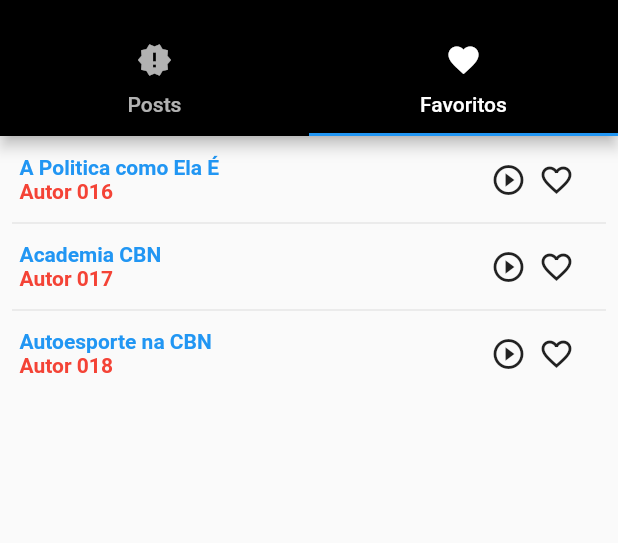
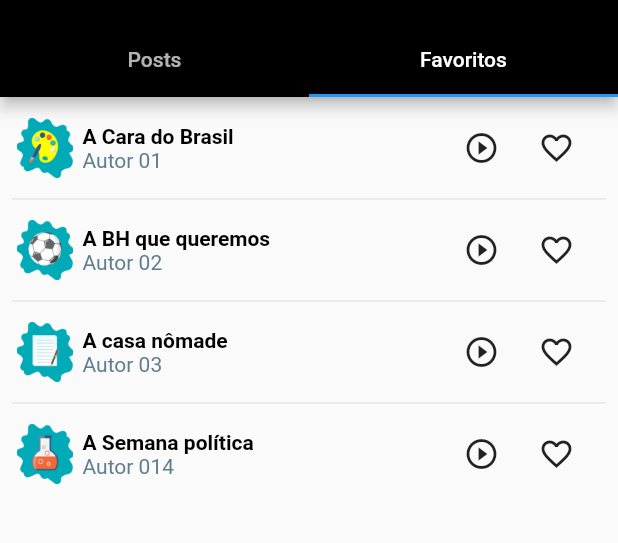
Before and after one commit to etepdcast/pdcast, a Flutter app: the screen it shows after launch, tab 2 chosen, on a phone screen of 412 x 824 dp, the part 59-602 px from its top. Run offline on Flutter 3.47's test engine with Material 2 defaults, Android fonts, the phone set to English and light mode, and no system bars; our stand-ins replace cloud_firestore, firebase_auth, splashscreen; accounts and stored records are empty.

Commit message:
Incones clicaveis e imagens de acordo canal

```diff
--- a/pdcast/lib/src/model/podCast.dart
+++ b/pdcast/lib/src/model/podCast.dart
@@ -1,3 +1,5 @@
+import 'package:pdcast/src/model/canal.dart';
+
 class PodCast {
 
   // atributos
@@ -5,9 +7,10 @@
   String autor;
   String pathAudio;
   String pathICon;
+  Canal canal;
 
   // construtor
-  PodCast({this.nome, this.autor, this.pathAudio, this.pathICon});
+  PodCast({this.nome, this.autor, this.pathAudio, this.pathICon, this.canal});
 
 /*
 Arquivo:
--- a/pdcast/lib/src/ui/canal_page.dart
+++ b/pdcast/lib/src/ui/canal_page.dart
@@ -3,9 +3,9 @@
 import 'package:pdcast/src/model/canal.dart';
 import 'package:pdcast/src/ui/canal_lista_page.dart';
 import 'package:pdcast/src/ui/widgets/titulo_widget.dart';
+import 'package:pdcast/src/utils/utils.dart';
 
 class CanalPage extends StatefulWidget {
-
   final Canal canal;
 
   CanalPage(this.canal);
@@ -14,9 +14,8 @@
   _CanalPageState createState() => _CanalPageState();
 }
 
-class _CanalPageState extends State<CanalPage> with SingleTickerProviderStateMixin{
-
-
+class _CanalPageState extends State<CanalPage>
+    with SingleTickerProviderStateMixin {
   GlobalKey<FormState> _key = new GlobalKey();
   bool _validate = false;
   String _nome, _resumo, _categoria;
@@ -32,8 +31,17 @@
   /*
    * LISTAR CATEGORIAS
    */
-  List _categorias =
-  ["Português", "Matemática", "Fisica", "Química", "Biologia"];
+  List _categorias = [
+    Utils.categoriaArte,
+    Utils.categoriaBiologia,
+    Utils.categoriaFisica,
+    Utils.categoriaGeografia,
+    Utils.categoriaHistoria,
+    Utils.categoriaIngles,
+    Utils.categoriaMatematica,
+    Utils.categoriaPortugues,
+    Utils.categoriaQuimica
+  ];
 
   List<DropdownMenuItem<String>> _dropDownMenuItems;
 
@@ -43,10 +51,7 @@
     for (String city in _categorias) {
       // here we are creating the drop down menu items, you can customize the item right here
       // but I'll just use a simple text for this
-      items.add(new DropdownMenuItem(
-          value: city,
-          child: new Text(city)
-      ));
+      items.add(new DropdownMenuItem(value: city, child: new Text(city)));
     }
     return items;
   }
@@ -54,9 +59,8 @@
   // Seta na categoria a selecionada
   void changedDropDownItem(String selected) {
     setState(() {
-      _categoria= selected;
+      _categoria = selected;
       print("categoria: $_categoria");
-
     });
   }
 
@@ -64,10 +68,8 @@
    * SALVAR CANAL
    */
   _salvarDados() {
-
     if (_key.currentState.validate()) {
-
-      if ( _categoria.isEmpty ) {
+      if (_categoria.isEmpty) {
         setState(() {
           _mensagemErro = "Preencha a senha! digite mais de 6 caracteres";
         });
@@ -79,32 +81,27 @@
       print("resumo  $_resumo");
       print("categoria:  $_categoria");
 
-      DateTime now= DateTime.now();
+      DateTime now = DateTime.now();
 
       // Salva os dados no firebase
-      Firestore.instance.collection("canais").add(
-        {
-          "nome":_nome,
+      Firestore.instance.collection("canais").add({
+        "nome": _nome,
         "resumo": _resumo,
         "categoria": _categoria,
         "dataCriacao": "$now.day/$now.month/'$now.year",
         "idCriador": "IDCRIADOR",
-        }
-
-      ).then((onValue){
-        Navigator.push(context,
+      }).then((onValue) {
+        Navigator.push(
+          context,
           MaterialPageRoute(builder: (context) => CanalListaPage()),
         );
-
       }).catchError((error) {
-        print("erro app: " + error.toString() );
+        print("erro app: " + error.toString());
         setState(() {
-        _mensagemErro = "Erro ao cadastrar o canal, verifique os campos e tente novamente!";
-        }
-      );
-
+          _mensagemErro =
+              "Erro ao cadastrar o canal, verifique os campos e tente novamente!";
         });
-
+      });
     } else {
       // erro de validação
       setState(() {
@@ -120,12 +117,11 @@
         appBar: new AppBar(
             backgroundColor: Colors.black,
             title: Text('PdCast > Meu canal'),
-
             automaticallyImplyLeading: true,
-          leading: IconButton(icon:Icon(Icons.arrow_back),
-            onPressed:() => Navigator.pop(context, false),
-          )
-        ),
+            leading: IconButton(
+              icon: Icon(Icons.arrow_back),
+              onPressed: () => Navigator.pop(context, false),
+            )),
         body: new SingleChildScrollView(
           child: new Container(
             margin: new EdgeInsets.all(15.0),
@@ -140,18 +136,14 @@
     );
   }
 
-
-
   // Monta o formulárioblzMas
   Widget _formUI() {
     return Column(
       children: <Widget>[
         TituloWidget(texto: "Cadastrar canal"),
         TextFormField(
-          decoration: InputDecoration(
-            hintText: 'Nome',
-            border: OutlineInputBorder()
-          ),
+          decoration:
+              InputDecoration(hintText: 'Nome', border: OutlineInputBorder()),
           keyboardType: TextInputType.text,
           maxLength: 40,
           validator: _validarNome,
@@ -160,16 +152,14 @@
           },
         ),
         TextFormField(
-            decoration: InputDecoration(hintText: 'Resumo',
-              border: OutlineInputBorder()
-            ),
+            decoration: InputDecoration(
+                hintText: 'Resumo', border: OutlineInputBorder()),
             maxLines: 5,
             maxLength: 300,
             validator: _validarDescricao,
             onSaved: (String val) {
               _resumo = val;
-            }
-          ),
+            }),
         DropdownButton(
           value: _categoria,
           items: _dropDownMenuItems,
@@ -189,10 +179,7 @@
         Center(
           child: Text(
             _mensagemErro,
-            style: TextStyle(
-                color: Colors.blue,
-                fontSize: 20
-            ),
+            style: TextStyle(color: Colors.blue, fontSize: 20),
           ),
         )
       ],
@@ -216,5 +203,4 @@
     }
     return null;
   }
-
 }
--- a/pdcast/lib/src/ui/home_page.dart
+++ b/pdcast/lib/src/ui/home_page.dart
@@ -67,11 +67,11 @@
               tabs: [
                 Tab(
                   text: 'Posts',
-                  icon: Icon(Icons.new_releases)
+                  // icon: Icon(Icons.new_releases)
                 ),
                 Tab(
                   text: 'Favoritos',
-                  icon: Icon(Icons.favorite)
+                  // icon: Icon(Icons.favorite)
                 ),
                 // Tab(
                 //   text: 'Downloads',
--- a/pdcast/lib/src/ui/widgets/aba_favoritos_widget.dart
+++ b/pdcast/lib/src/ui/widgets/aba_favoritos_widget.dart
@@ -1,6 +1,8 @@
 import 'package:flutter/material.dart';
+import 'package:pdcast/src/model/canal.dart';
 import 'package:pdcast/src/model/podCast.dart';
 import 'package:pdcast/src/ui/widgets/pod_cast_widget.dart';
+import 'package:pdcast/src/utils/utils.dart';
 
 class AbaFavoritosWidget extends StatefulWidget {
   @override
@@ -9,9 +11,10 @@
 
 class _AbaFavoritosWidgetState extends State<AbaFavoritosWidget> {
 final List<PodCast> podcasts = <PodCast>[
-    PodCast(nome: 'A Politica como Ela É', autor: 'Autor 016'),
-    PodCast(nome: 'Academia CBN', autor: 'Autor 017'),
-    PodCast(nome: 'Autoesporte na CBN', autor: 'Autor 018'),
+    PodCast(nome: 'A Cara do Brasil', autor: 'Autor 01', canal: Canal(categoria: Utils.categoriaArte)),
+    PodCast(nome: 'A BH que queremos', autor: 'Autor 02', canal: Canal(categoria: Utils.categoriaMatematica)),
+    PodCast(nome: 'A casa nômade', autor: 'Autor 03', canal: Canal(categoria: Utils.categoriaPortugues)),
+    PodCast(nome: 'A Semana política', autor: 'Autor 014', canal: Canal(categoria: Utils.categoriaQuimica)),
   ];
 
   @override
--- a/pdcast/lib/src/ui/widgets/aba_posts_widget.dart
+++ b/pdcast/lib/src/ui/widgets/aba_posts_widget.dart
@@ -1,6 +1,8 @@
 import 'package:flutter/material.dart';
+import 'package:pdcast/src/model/canal.dart';
 import 'package:pdcast/src/model/podCast.dart';
 import 'package:pdcast/src/ui/widgets/pod_cast_widget.dart';
+import 'package:pdcast/src/utils/utils.dart';
 
 class AbaPostsWidget extends StatefulWidget {
   @override
@@ -10,14 +12,17 @@
 class _AbaPostsWidgetState extends State<AbaPostsWidget> {
 
  final List<PodCast> podcasts = <PodCast>[
-    PodCast(nome: 'A Cara do Brasil', autor: 'Autor 01'),
-    PodCast(nome: 'A BH que queremos', autor: 'Autor 02'),
-    PodCast(nome: 'A casa nômade', autor: 'Autor 03'),
-    PodCast(nome: 'A Semana política', autor: 'Autor 014'),
-    PodCast(nome: 'A nossa lingua de todo dia', autor: 'Autor 015'),
-    PodCast(nome: 'A Politica como Ela É', autor: 'Autor 016'),
-    PodCast(nome: 'Academia CBN', autor: 'Autor 017'),
-    PodCast(nome: 'Autoesporte na CBN', autor: 'Autor 018'),
+    PodCast(nome: 'A Cara do Brasil', autor: 'Autor 01', canal: Canal(categoria: Utils.categoriaArte)),
+    PodCast(nome: 'A BH que queremos', autor: 'Autor 02', canal: Canal(categoria: Utils.categoriaMatematica)),
+    PodCast(nome: 'A casa nômade', autor: 'Autor 03', canal: Canal(categoria: Utils.categoriaPortugues)),
+    PodCast(nome: 'A Semana política', autor: 'Autor 014', canal: Canal(categoria: Utils.categoriaQuimica)),
+    PodCast(nome: 'A nossa lingua de todo dia', autor: 'Autor 015', canal: Canal(categoria: Utils.categoriaHistoria)),
+    PodCast(nome: 'A Politica como Ela É', autor: 'Autor 016', canal: Canal(categoria: Utils.categoriaIngles)),
+    PodCast(nome: 'Academia CBN', autor: 'Autor 017', canal: Canal(categoria: Utils.categoriaGeografia)),
+    PodCast(nome: 'Autoesporte na CBN', autor: 'Autor 018', canal: Canal(categoria: Utils.categoriaBiologia)),
+    PodCast(nome: 'Educação ', autor: 'Autor 9384857', canal: Canal(categoria: Utils.categoriaMatematica)),
+    PodCast(nome: 'Celulas', autor: 'Paulo Rafael Lopes', canal: Canal(categoria: Utils.categoriaBiologia)),
+
   ];
 
   // final List<String> entries = <String>['Post A', 'Post B',
--- a/pdcast/lib/src/ui/widgets/pod_cast_widget.dart
+++ b/pdcast/lib/src/ui/widgets/pod_cast_widget.dart
@@ -1,6 +1,7 @@
 import 'package:flutter/material.dart';
 import 'package:pdcast/src/model/podCast.dart';
 import 'package:pdcast/src/utils/size_config.dart';
+import 'package:pdcast/src/utils/utils.dart';
 
 class PodCastWidget extends StatefulWidget {
   final PodCast podCast;
@@ -14,14 +15,36 @@
 
   @override
   Widget build(BuildContext context) {
-    print(SizeConfig(context: context).getWidth());
-    print(SizeConfig(context: context).getHeight());
 
-    double widthText= SizeConfig(context: context).getWidth() - 100;
-    print(widthText);
+    // Verifica o espaco disponivel para o texto
+    double widthText= SizeConfig(context: context).getWidth() - 170;
+
+    // Seleciona a imagem relativa ao post
+    String imagem= 'assets/edfisica.png';
+    if ( Utils.categoriaArte == widget.podCast.canal.categoria ) {
+      imagem= 'assets/arte.png';
+    } else if ( Utils.categoriaBiologia == widget.podCast.canal.categoria ) {
+      imagem= 'assets/bio.png';
+    } else if ( Utils.categoriaFisica == widget.podCast.canal.categoria ) {
+      imagem= 'assets/fisica.png';
+    } else if ( Utils.categoriaGeografia == widget.podCast.canal.categoria ) {
+      imagem= 'assets/geo.png';
+    } else if ( Utils.categoriaHistoria == widget.podCast.canal.categoria ) {
+      imagem= 'assets/historia.png';
+    } else if ( Utils.categoriaIngles == widget.podCast.canal.categoria ) {
+      imagem= 'assets/ingles.png';
+    } else if ( Utils.categoriaMatematica == widget.podCast.canal.categoria ) {
+      imagem= 'assets/edfisica.png';
+    } else if ( Utils.categoriaPortugues == widget.podCast.canal.categoria ) {
+      imagem= 'assets/portugues.png';
+    } else if ( Utils.categoriaQuimica == widget.podCast.canal.categoria ) {
+      imagem= 'assets/quimica.png';
+    } else {
+      imagem= 'assets/logo.png';
+    }
 
     return Container(
-      padding: EdgeInsets.all(5),
+      padding: EdgeInsets.all(2),
       child: Align(
         alignment: Alignment.centerLeft,
         child: Row(
@@ -30,6 +53,21 @@
               child: Row(
                 children: <Widget>[
                   Container(
+                    width: 40,
+                    height: 40,
+                    decoration: BoxDecoration(
+                      image: DecorationImage(image: AssetImage(imagem))
+                    ),
+                    // child: FlatButton(
+                    //   onPressed: () => Navigator.push(
+                    //     context,
+                    //     MaterialPageRoute(builder: (context) => AddCardWidget(model))
+                    //   ),
+                    //   child: new Text(model.name),
+                    // ),
+                  ),
+                  Container(
+                    padding: EdgeInsets.fromLTRB(5, 0, 0, 0),
                     child: Column(
                       children: <Widget>[
                         Container(
@@ -38,7 +76,7 @@
                             widget.podCast.nome,
                             style: TextStyle(
                               fontWeight: FontWeight.bold,
-                              color: Colors.blue,
+                              color: Colors.black,
                             ),
                           ),
                         ),
@@ -47,8 +85,8 @@
                           child: Text(
                             widget.podCast.autor,
                             style: TextStyle(
-                              fontWeight: FontWeight.bold,
-                              color: Colors.red,
+                              fontWeight: FontWeight.normal,
+                              color: Colors.blueGrey,
                             ),
                           ),
                         ),
@@ -62,12 +100,26 @@
               child: Row(
                 children: <Widget>[
                   Container(
-                    padding: EdgeInsets.fromLTRB(2, 0, 4, 0),
-                    child: Icon(Icons.play_circle_outline),
+                    padding: EdgeInsets.fromLTRB(0, 0, 2, 0),
+                    child: IconButton(
+                      icon: Icon(Icons.play_circle_outline),
+                      highlightColor: Colors.pink,
+                      onPressed: ()=> Navigator.push(
+                        context,
+                        MaterialPageRoute(builder: (context) => null)
+                      ),
+                    ),
                   ),
                   Container(
-                    padding: EdgeInsets.fromLTRB(4, 0, 2, 0),
-                    child: Icon(Icons.favorite_border),
+                    padding: EdgeInsets.fromLTRB(0, 0, 2, 0),
+                    child: IconButton(
+                      icon: Icon(Icons.favorite_border),
+                      highlightColor: Colors.pink,
+                      onPressed: ()=> Navigator.push(
+                        context,
+                        MaterialPageRoute(builder: (context) => null)
+                      ),
+                    ),
                   ),
                 ]
               )
--- a/pdcast/lib/src/utils/utils.dart
+++ b/pdcast/lib/src/utils/utils.dart
@@ -2,7 +2,20 @@
 
   static String pathAsserts = "";
 
-  static String categoriaMatematica = "matematica";
-  static String categoriaFisica = "fisica";
+
+
+  static String categoriaArte = "Arte";
+  static String categoriaBiologia = "Biologia";
+  static String categoriaEducFisica = "Educação física";
+  static String categoriaEmpreendedorismo = "Empreendedorismo";
+  static String categoriaFilosofia = "Filosofia";
+  static String categoriaFisica = "Física";
+  static String categoriaGeografia = "Geografia";
+  static String categoriaHistoria = "História";
+  static String categoriaIngles = "Inglês";
+  static String categoriaMatematica = "Matemática";
+  static String categoriaPortugues = "Português";
+  static String categoriaQuimica = "Química";
+  static String categoriaSociologia = "Sociologia";
 
 }
```
Lines whose indentation alone changed are shown as unchanged.
